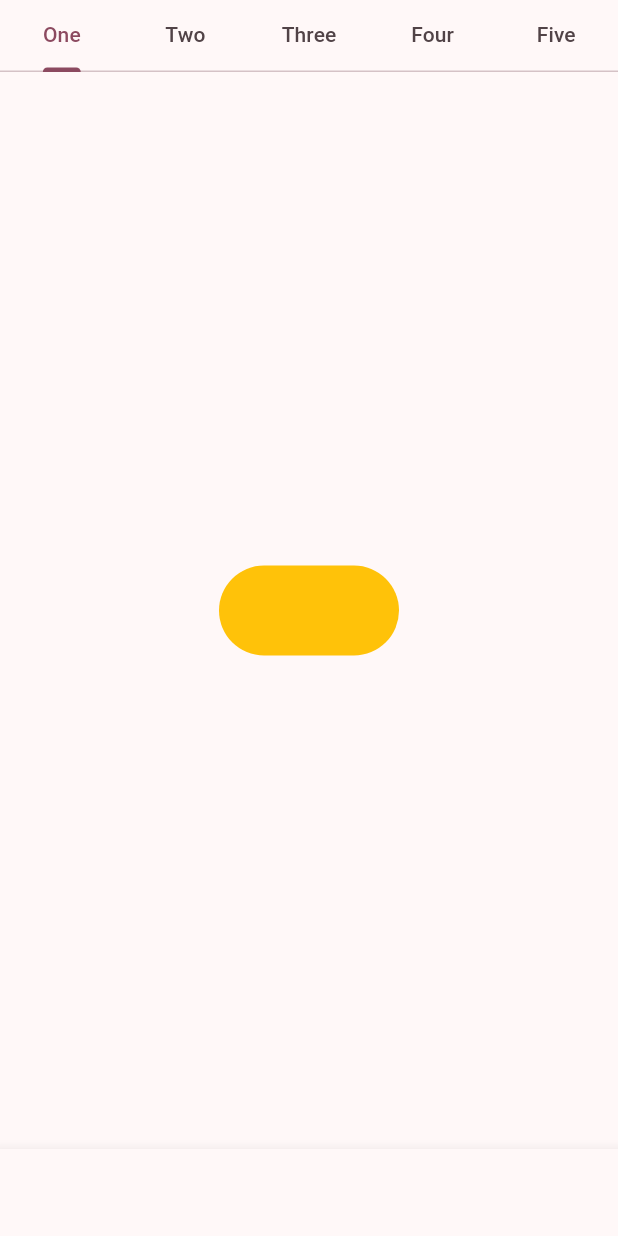
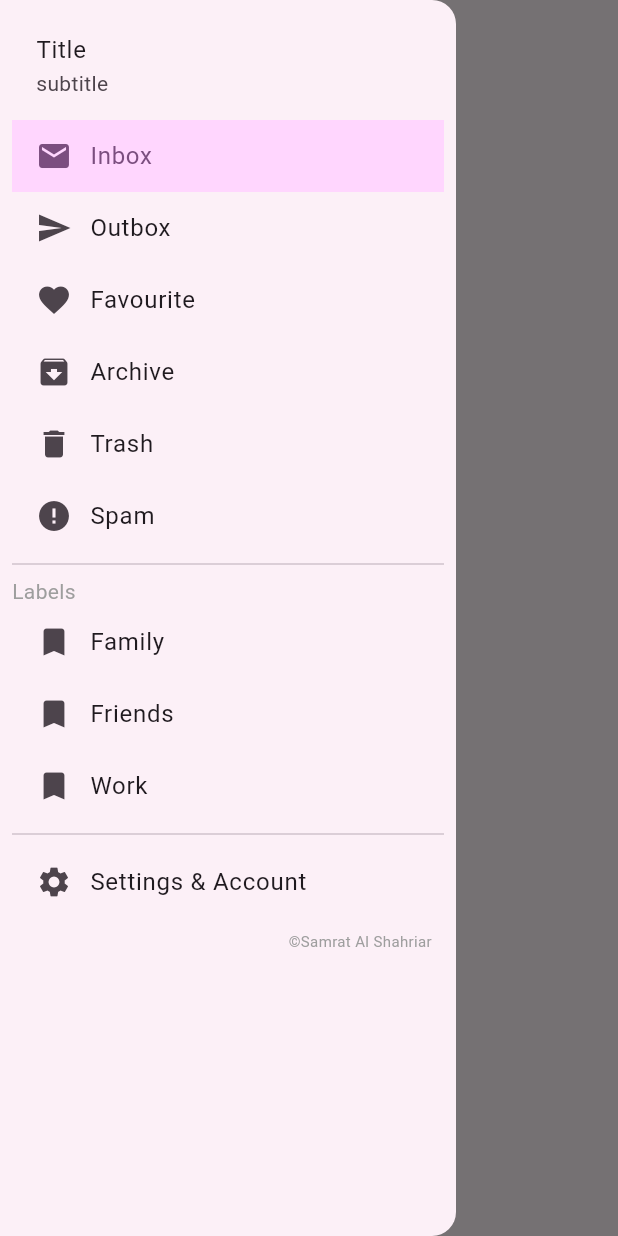
Before and after one commit to samratofficialbd/influxdevcoursepractice, a Flutter app: the screen it shows after launch, with the side drawer open (before the commit the screen has no drawer), on a phone screen of 412 x 824 dp. Run offline on Flutter 3.47's test engine with Material 3 defaults, Android fonts, the phone set to English and light mode, and no system bars.

Commit message:
class 6 assignment

```diff
--- /dev/null
+++ b/lib/app_drawer.dart
@@ -0,0 +1,93 @@
+import 'package:flutter/cupertino.dart';
+import 'package:flutter/material.dart';
+
+class AppDrawer extends StatefulWidget {
+  const AppDrawer({super.key});
+
+  @override
+  State<AppDrawer> createState() => _AppDrawerState();
+}
+
+class _AppDrawerState extends State<AppDrawer> {
+  Menu _menu = Menu.inbox;
+
+  @override
+  Widget build(BuildContext context) {
+    return Drawer(
+      child: Padding(
+        padding: const EdgeInsets.all(8.0),
+        child: ListView(
+          children: [
+            ListTile(
+              title: Text('Title'),
+              subtitle: Text('subtitle'),
+            ),
+            _buildMenu(menu: Menu.inbox, icon: Icons.mail, menuText: 'Inbox'),
+            _buildMenu(menu: Menu.outbox, icon: Icons.send, menuText: 'Outbox'),
+            _buildMenu(
+                menu: Menu.favourite,
+                icon: Icons.favorite,
+                menuText: 'Favourite'),
+            _buildMenu(
+                menu: Menu.archive, icon: Icons.archive, menuText: 'Archive'),
+            _buildMenu(menu: Menu.trash, icon: Icons.delete, menuText: 'Trash'),
+            _buildMenu(menu: Menu.spam, icon: Icons.error, menuText: 'Spam'),
+            Divider(),
+            Text(
+              'Labels',
+              style: TextStyle(color: Colors.grey),
+            ),
+            _buildMenu(
+                menu: Menu.family, icon: Icons.bookmark, menuText: 'Family'),
+            _buildMenu(
+                menu: Menu.friends, icon: Icons.bookmark, menuText: 'Friends'),
+            _buildMenu(menu: Menu.work, icon: Icons.bookmark, menuText: 'Work'),
+            Divider(),
+            _buildMenu(
+                menu: Menu.settings,
+                icon: Icons.settings,
+                menuText: 'Settings & Account'),
+            Padding(
+              padding: const EdgeInsets.all(8.0),
+              child: Text(
+                '\u00a9Samrat Al Shahriar',
+                textAlign: TextAlign.end,
+                style: TextStyle(color: Colors.grey, fontSize: 10),
+              ),
+            ),
+          ],
+        ),
+      ),
+    );
+  }
+
+  _buildMenu(
+      {required Menu menu, required IconData icon, required String menuText}) {
+    return ListTile(
+      selectedColor: Theme.of(context).colorScheme.primary,
+      selectedTileColor: Theme.of(context).colorScheme.primaryContainer,
+      selected: _menu == menu,
+      onTap: () {
+        setState(() {
+          _menu = menu;
+        });
+      },
+      visualDensity: VisualDensity.compact,
+      leading: Icon(icon),
+      title: Text(menuText),
+    );
+  }
+}
+
+enum Menu {
+  inbox,
+  outbox,
+  favourite,
+  archive,
+  trash,
+  spam,
+  family,
+  friends,
+  work,
+  settings
+}
--- a/lib/home.dart
+++ b/lib/home.dart
@@ -1,60 +1,24 @@
 import 'package:flutter/material.dart';
-import 'package:influxdevcoursepractice/page_five.dart';
-import 'package:influxdevcoursepractice/page_four.dart';
-import 'package:influxdevcoursepractice/page_one.dart';
-import 'package:influxdevcoursepractice/page_three.dart';
-import 'package:influxdevcoursepractice/page_two.dart';
 
-class Homepage extends StatelessWidget {
+import 'app_drawer.dart';
+
+class Homepage extends StatefulWidget {
   const Homepage({super.key});
 
   @override
+  State<Homepage> createState() => _HomepageState();
+}
+
+class _HomepageState extends State<Homepage> {
+  final _drawerKey = GlobalKey<ScaffoldState>();
+
+  @override
   Widget build(BuildContext context) {
-    return DefaultTabController(
-      length: 5,
+    return  SafeArea(
       child: Scaffold(
-        appBar: AppBar(
-          toolbarHeight: 0,
-          bottom: TabBar(
-            tabs: [
-              Tab(
-                text: 'One',
-              ),
-              Tab(
-                text: 'Two',
-              ),
-              Tab(
-                text: 'Three',
-              ),
-              Tab(
-                text: 'Four',
-              ),
-              Tab(
-                text: 'Five',
-              ),
-            ],
-          ),
-        ),
-        body: TabBarView(children: [
-          PageOne(),
-          PageTwo(),
-          PageThree(),
-          PageFour(),
-          PageFive()
-        ]),
-        bottomNavigationBar: BottomNavigationBar(
-          items: [
-            BottomNavigationBarItem(
-                icon: Icon(
-                  Icons.star,
-                ),
-                label: 'Page 1'),
-            BottomNavigationBarItem(icon: Icon(Icons.star), label: 'Page 2'),
-            BottomNavigationBarItem(icon: Icon(Icons.star), label: 'Page 3'),
-            BottomNavigationBarItem(icon: Icon(Icons.star), label: 'Page 4'),
-            BottomNavigationBarItem(icon: Icon(Icons.star), label: 'Page 5'),
-          ],
-        ),
+        key: _drawerKey,
+        appBar: AppBar(),
+        drawer: AppDrawer(),
       ),
     );
   }
--- a/lib/main.dart
+++ b/lib/main.dart
@@ -1,8 +1,7 @@
 import 'package:flutter/material.dart';
 import 'package:influxdevcoursepractice/home.dart';
 
-
-  /**
+/**
  * class practice assignment
  * class 4
  * class 5
@@ -22,7 +21,7 @@ class MyApp extends StatelessWidget {
       title: 'Influx Dev',
       debugShowCheckedModeBanner: false,
       theme: ThemeData(
-        colorScheme: ColorScheme.fromSeed(seedColor: Colors.black),
+        colorScheme: ColorScheme.fromSeed(seedColor: Colors.purple),
         useMaterial3: true,
       ),
       home: Homepage(),
--- a/lib/page_one.dart
+++ /dev/null
@@ -1,20 +0,0 @@
-import 'package:flutter/material.dart';
-
-class PageOne extends StatelessWidget {
-  const PageOne({super.key});
-
-  @override
-  Widget build(BuildContext context) {
-    return Scaffold(
-      body: Center(
-        child: Container(
-          height: 60,
-          width: 120,
-          decoration: BoxDecoration(
-              color: Color(0xFFFFC209),
-              borderRadius: BorderRadius.circular(30)),
-        ),
-      ),
-    );
-  }
-}
```
Also changed, not shown: lib/page_five.dart (deleted, +0 -54 lines), lib/page_four.dart (deleted, +0 -31 lines), lib/page_three.dart (deleted, +0 -25 lines), lib/page_two.dart (deleted, +0 -25 lines), 6 other files.
